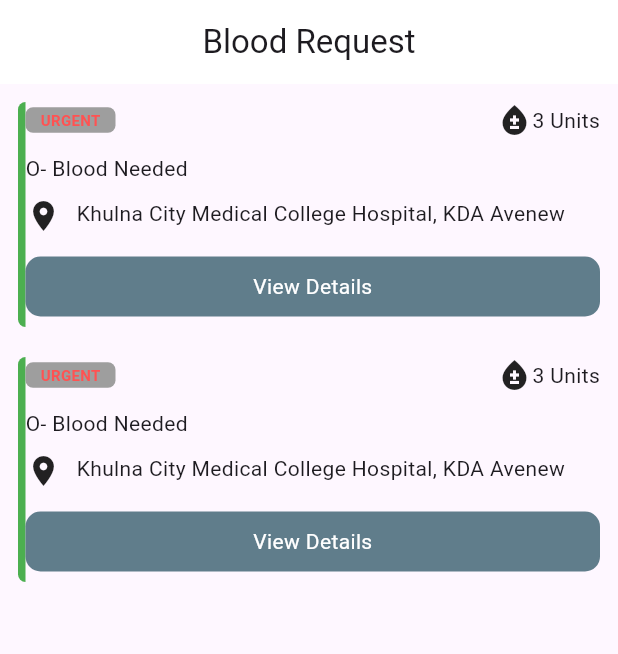
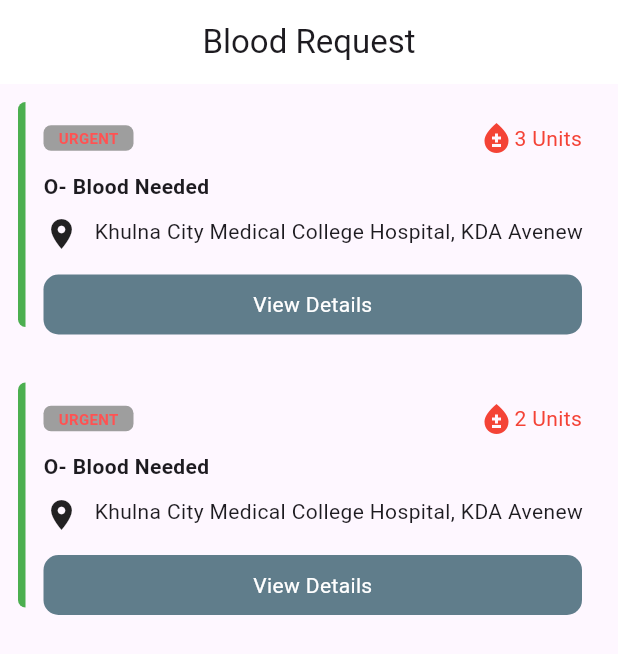
Before and after one commit to mfrbikash1-tech/Live_Test-1, a Flutter app: the screen it shows after launch, on a phone screen of 412 x 824 dp. Shown: the top 654 px of the screen. Run offline on Flutter 3.47's test engine with Material 3 defaults, Android fonts, the phone set to English and light mode, and no system bars.

Commit message:
Text edit

```diff
--- a/lib/main.dart
+++ b/lib/main.dart
@@ -32,6 +32,8 @@ class MainApp extends StatelessWidget {
                   topLeft: Radius.circular(5)),
                 color: Colors.green),),
               Expanded(
+                child: Padding(
+                  padding: const EdgeInsets.all(12.0),
                   child: Column(
                     children: [
                       Row(mainAxisAlignment: MainAxisAlignment.center,
@@ -48,14 +50,14 @@ class MainApp extends StatelessWidget {
                               color: Colors.redAccent,
                               fontSize: 10),))),
                           Spacer(),
-                        Icon(Icons.bloodtype),
-                        Text("3 Units"),
+                          Icon(Icons.bloodtype,color: Colors.red,),
+                          Text("3 Units",style: TextStyle(color: Colors.red),),
                         ],
                       ),
                       SizedBox(height: 10,),
                       Align(
                         alignment: AlignmentGeometry.centerLeft,
-                      child: Text("O- Blood Needed")),
+                        child: Text("O- Blood Needed",style: TextStyle(fontWeight: FontWeight.bold),)),
                       SizedBox(height: 10,),
                       Row(
                         crossAxisAlignment: CrossAxisAlignment.start,
@@ -79,6 +81,7 @@ class MainApp extends StatelessWidget {
                     ],
                   ),
                 ),
+              ),
             ],
           ),
           SizedBox(height: 20,),
@@ -93,6 +96,8 @@ class MainApp extends StatelessWidget {
                   topLeft: Radius.circular(5)),
                 color: Colors.green),),
               Expanded(
+                child: Padding(
+                  padding: const EdgeInsets.all(12.0),
                   child: Column(
                     children: [
                       Row(mainAxisAlignment: MainAxisAlignment.center,
@@ -109,14 +114,14 @@ class MainApp extends StatelessWidget {
                               color: Colors.redAccent,
                               fontSize: 10),))),
                           Spacer(),
-                        Icon(Icons.bloodtype),
-                        Text("3 Units"),
+                          Icon(Icons.bloodtype,color: Colors.red,),
+                          Text("2 Units",style: TextStyle(color: Colors.red),),
                         ],
                       ),
                       SizedBox(height: 10,),
                       Align(
                         alignment: AlignmentGeometry.centerLeft,
-                      child: Text("O- Blood Needed")),
+                        child: Text("O- Blood Needed",style: TextStyle(fontWeight: FontWeight.bold),)),
                       SizedBox(height: 10,),
                       Row(
                         crossAxisAlignment: CrossAxisAlignment.start,
@@ -140,6 +145,7 @@ class MainApp extends StatelessWidget {
                     ],
                   ),
                 ),
+              ),
             ],
           ),
             ],
```
Lines whose indentation alone changed are shown as unchanged.
